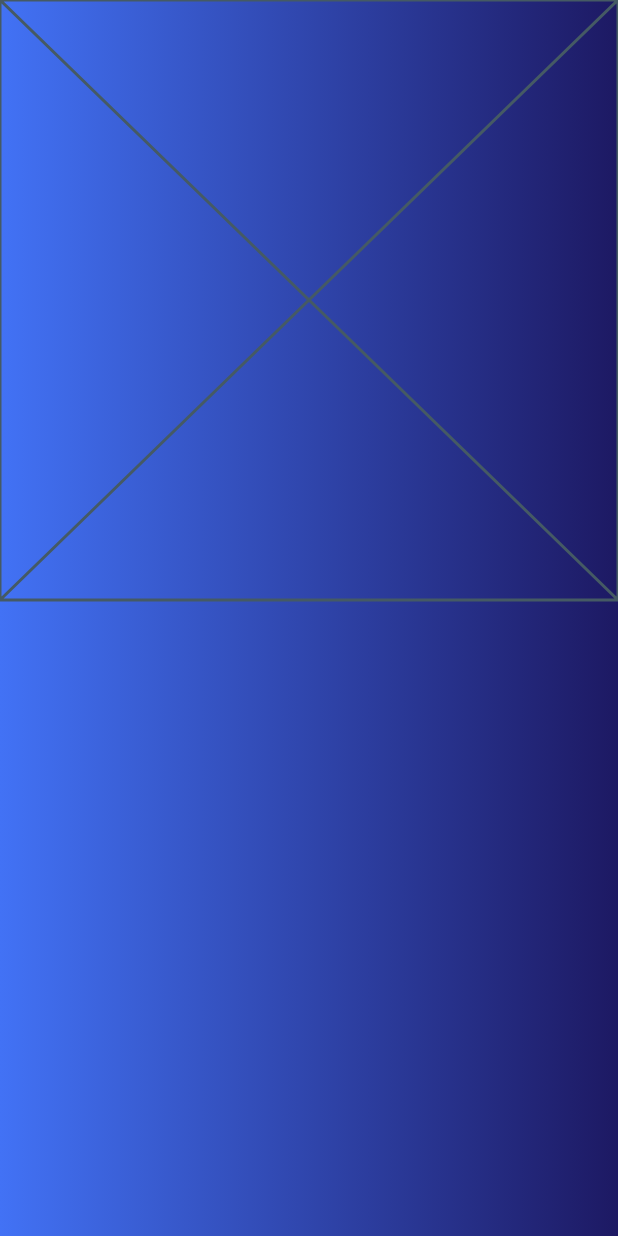
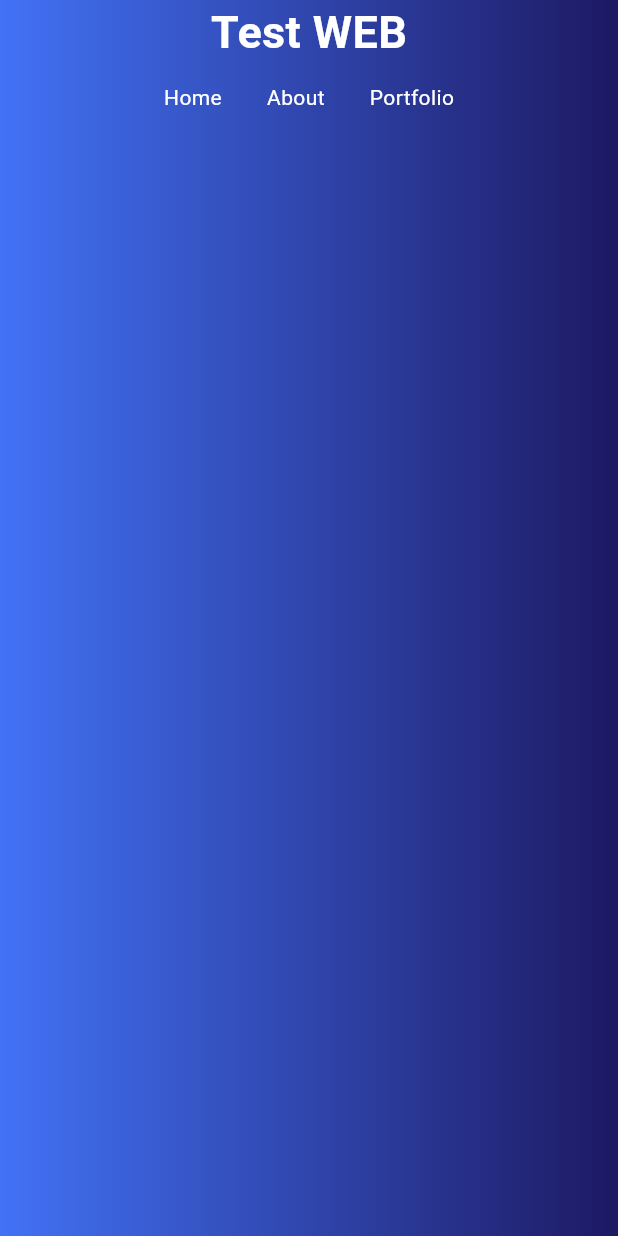
Before and after one commit to HashenWatawala/Flutter-Web, a Flutter app: the screen it shows after launch, on a phone screen of 412 x 824 dp. Run offline on Flutter 3.47's test engine with Material 3 defaults, Android fonts, the light colour scheme and no system bars.

Commit message:
Mobile navbar created

```diff
--- a/lib/Navbar/navbar.dart
+++ b/lib/Navbar/navbar.dart
@@ -7,7 +7,7 @@ class Navbar extends StatelessWidget {
   Widget build(BuildContext context) {
     return LayoutBuilder(
         builder: (context,constraints){
-          if(constraints.maxWidth>1200){
+          if(constraints.maxWidth > 1200){
             return DesktopNavbar();
           } else if(constraints.maxWidth>800 && constraints.maxWidth<1200){
             return DesktopNavbar();
@@ -25,7 +25,7 @@ class DesktopNavbar extends StatelessWidget {
     return Padding(
       padding: const EdgeInsets.symmetric(vertical: 20, horizontal: 40),
       child: Container(
-        constraints: BoxConstraints(maxWidth: 1200),
+        constraints: BoxConstraints(maxWidth: 4200),
         child: Row(
           mainAxisAlignment: MainAxisAlignment.spaceBetween,
           children: <Widget>[
@@ -62,6 +62,28 @@ class MobileNavbar extends StatelessWidget {
 
   @override
   Widget build(BuildContext context) {
-    return const Placeholder();
+    return Container(
+      child: Column(
+        children: <Widget>[
+          Text("Test WEB", style: TextStyle(
+              fontWeight: FontWeight.bold, color: Colors.white, fontSize: 30
+          ),),
+
+          Padding(
+            padding: const EdgeInsets.all(12.0),
+            child: Row(
+              mainAxisAlignment: MainAxisAlignment.center,
+              children: <Widget>[
+                Text("Home", style: TextStyle(color: Colors.white),),
+                SizedBox(width: 30,),
+                Text("About", style: TextStyle(color: Colors.white),),
+                SizedBox(width: 30,),
+                Text("Portfolio", style: TextStyle(color: Colors.white),),
+              ],
+            ),
+          )
+        ],
+      ),
+    );
   }
 }
```
Also changed, not shown: lib/main.dart (+0 -15 lines).
